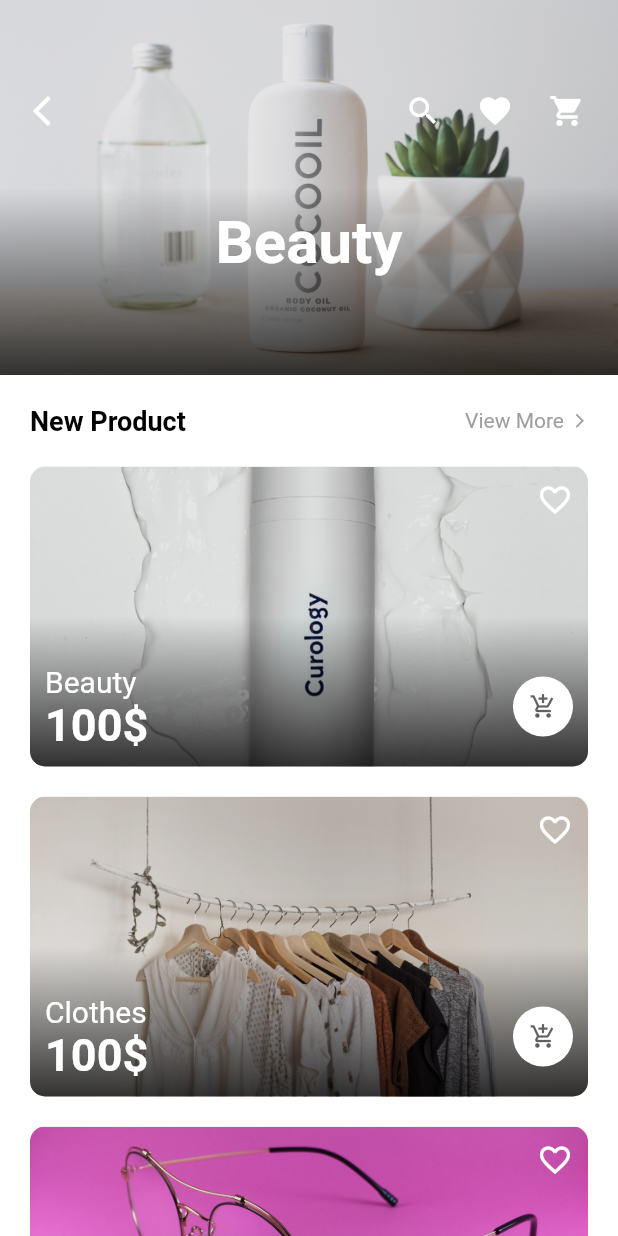
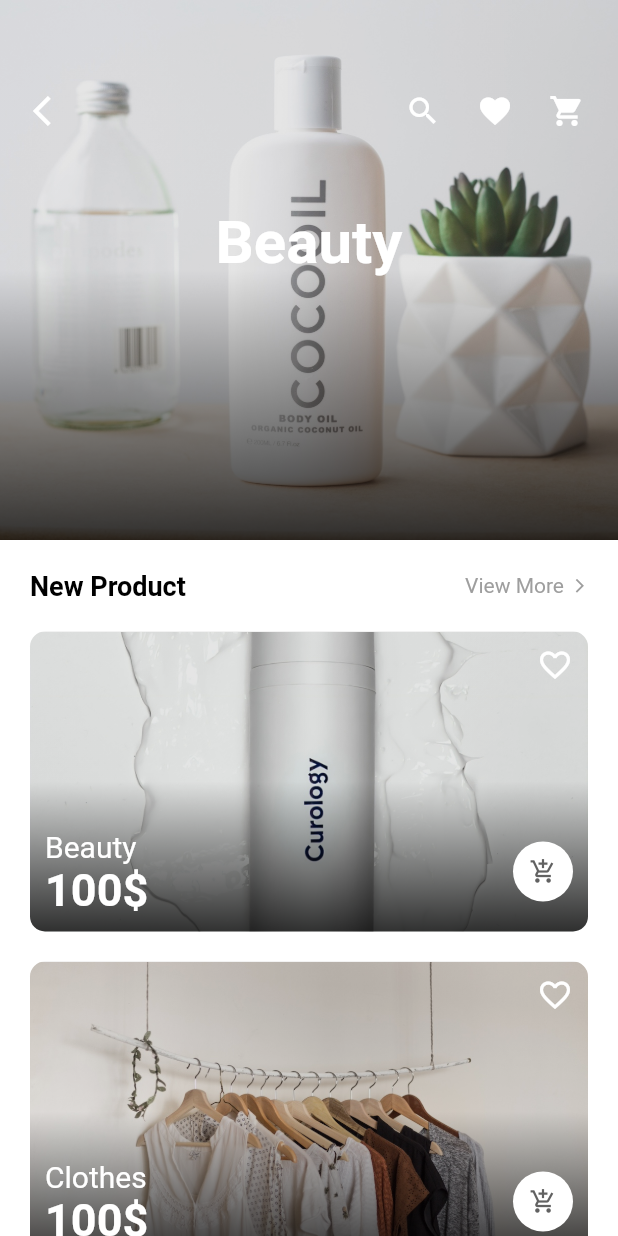
Before and after one commit to afgprogrammer/Flutter-Complete-e-commerce, a Flutter app: the ShopPage screen opened directly, after a tap on "Beauty", on a phone screen of 412 x 824 dp. Run offline on Flutter 3.47's test engine with Material 2 defaults, Android fonts, the phone set to English and light mode, and no system bars; our stand-ins replace animate_do, page_transition.

Commit message:
Update project

```diff
--- a/lib/Animation/FadeAnimation.dart
+++ /dev/null
@@ -1,33 +0,0 @@
-import 'package:flutter/material.dart';
-import 'package:simple_animations/simple_animations.dart';
-
-class FadeAnimation extends StatelessWidget {
-  final double delay;
-  final Widget child;
-
-  FadeAnimation(this.delay, this.child);
-
-  @override
-  Widget build(BuildContext context) {
-    final tween = MultiTrackTween([
-      Track("opacity").add(Duration(milliseconds: 500), Tween(begin: 0.0, end: 1.0)),
-      Track("translateY").add(
-        Duration(milliseconds: 500), Tween(begin: -30.0, end: 0.0),
-        curve: Curves.easeOut)
-    ]);
-
-    return ControlledAnimation(
-      delay: Duration(milliseconds: (500 * delay).round()),
-      duration: tween.duration,
-      tween: tween,
-      child: child,
-      builderWithChild: (context, child, animation) => Opacity(
-        opacity: animation["opacity"],
-        child: Transform.translate(
-          offset: Offset(0, animation["translateY"]),
-          child: child
-        ),
-      ),
-    );
-  }
-}
--- a/lib/Pages/CategoryPage.dart
+++ b/lib/Pages/CategoryPage.dart
@@ -1,12 +1,12 @@
-import 'package:day16_shopping/Animation/FadeAnimation.dart';
+import 'package:animate_do/animate_do.dart';
 import 'package:flutter/material.dart';
 
 class CategoryPage extends StatefulWidget {
-  final String title;
-  final String image;
-  final String tag;
+  final String? title;
+  final String? image;
+  final String? tag;
 
-  const CategoryPage({Key key, this.title, this.image, this.tag}) : super(key: key);
+  const CategoryPage({Key? key, this.title, this.image, this.tag}) : super(key: key);
 
   @override
   _CategoryPageState createState() => _CategoryPageState();
@@ -21,13 +21,13 @@ class _CategoryPageState extends State<CategoryPage> {
         child: Column(
           children: <Widget>[
             Hero(
-              tag: widget.tag,
+              tag: widget.tag!,
               child: Material(
                 child: Container(
-                  height: 250,
+                  height: 360,
                   decoration: BoxDecoration(
                     image: DecorationImage(
-                      image: AssetImage(widget.image),
+                      image: AssetImage(widget.image!),
                       fit: BoxFit.cover
                     )
                   ),
@@ -57,13 +57,13 @@ class _CategoryPageState extends State<CategoryPage> {
                             Row(
                               mainAxisAlignment: MainAxisAlignment.end,
                               children: <Widget>[
-                                FadeAnimation(1.2, IconButton(
+                                FadeInUp(duration: Duration(milliseconds: 1200), child: IconButton(
                                   icon: Icon(Icons.search, color: Colors.white,), onPressed: () {},
                                 )),
-                                FadeAnimation(1.2, IconButton(
+                                FadeInUp(duration: Duration(milliseconds: 1200), child: IconButton(
                                   icon: Icon(Icons.favorite, color: Colors.white,), onPressed: () {},
                                 )),
-                                FadeAnimation(1.3, IconButton(
+                                FadeInUp(duration: Duration(milliseconds: 1300), child: IconButton(
                                   icon: Icon(Icons.shopping_cart, color: Colors.white,), onPressed: () {},
                                 )),
                               ],
@@ -73,7 +73,7 @@ class _CategoryPageState extends State<CategoryPage> {
                         SizedBox(
                           height: 40,
                         ),
-                        FadeAnimation(1.2, Text(widget.title, style: TextStyle(color: Colors.white, fontWeight: FontWeight.bold, fontSize: 40),))
+                        FadeInUp(duration: Duration(milliseconds: 1200), child: Text(widget.title!, style: TextStyle(color: Colors.white, fontWeight: FontWeight.bold, fontSize: 40),))
                       ],
                     ),
                   ),
@@ -84,7 +84,7 @@ class _CategoryPageState extends State<CategoryPage> {
               padding: EdgeInsets.all(20),
               child: Column(
                 children: <Widget>[
-                  FadeAnimation(1.4, Row(
+                  FadeInUp(duration: Duration(milliseconds: 1400), child: Row(
                     mainAxisAlignment: MainAxisAlignment.spaceBetween,
                     children: <Widget>[
                       Text("New Product", style: TextStyle(color: Colors.black, fontSize: 18, fontWeight: FontWeight.bold),),
@@ -98,11 +98,11 @@ class _CategoryPageState extends State<CategoryPage> {
                     ],
                   )),
                   SizedBox(height: 20,),
-                  FadeAnimation(1.5, makeProduct(image: 'assets/images/beauty-1.jpg', title: 'Beauty', price: '100\$')),
-                  FadeAnimation(1.6, makeProduct(image: 'assets/images/clothes-1.jpg', title: 'Clothes', price: '100\$')),
-                  FadeAnimation(1.7, makeProduct(image: 'assets/images/glass.jpg', title: 'Glass', price: '100\$')),
-                  FadeAnimation(1.8, makeProduct(image: 'assets/images/perfume.jpg', title: 'Perfume', price: '100\$')),
-                  FadeAnimation(1.9, makeProduct(image: 'assets/images/person.jpg', title: 'Person', price: '100\$')),
+                  FadeInUp(duration: Duration(milliseconds: 1500), child:  makeProduct(image: 'assets/images/beauty-1.jpg', title: 'Beauty', price: '100\$')),
+                  FadeInUp(duration: Duration(milliseconds: 1600), child:  makeProduct(image: 'assets/images/clothes-1.jpg', title: 'Clothes', price: '100\$')),
+                  FadeInUp(duration: Duration(milliseconds: 1700), child:  makeProduct(image: 'assets/images/glass.jpg', title: 'Glass', price: '100\$')),
+                  FadeInUp(duration: Duration(milliseconds: 1800), child:  makeProduct(image: 'assets/images/perfume.jpg', title: 'Perfume', price: '100\$')),
+                  FadeInUp(duration: Duration(milliseconds: 1900), child:  makeProduct(image: 'assets/images/person.jpg', title: 'Person', price: '100\$')),
                 ],
               ),
             )
@@ -140,7 +140,7 @@ class _CategoryPageState extends State<CategoryPage> {
           crossAxisAlignment: CrossAxisAlignment.start,
           mainAxisAlignment: MainAxisAlignment.spaceBetween,
           children: <Widget>[
-            FadeAnimation(1.4, Align(
+            FadeInUp(duration: Duration(milliseconds: 1400), child: Align(
               alignment: Alignment.topRight,
               child: Icon(Icons.favorite_border, color: Colors.white,),
             )),
@@ -151,11 +151,11 @@ class _CategoryPageState extends State<CategoryPage> {
                 Column(
                   crossAxisAlignment: CrossAxisAlignment.start,
                   children: <Widget>[
-                    FadeAnimation(1.5, Text(title, style: TextStyle(color: Colors.white, fontSize: 20),)),
-                    FadeAnimation(1.6, Text(price, style: TextStyle(color: Colors.white, fontSize: 30, fontWeight: FontWeight.bold),)),
+                    FadeInUp(duration: Duration(milliseconds: 1500), child: Text(title, style: TextStyle(color: Colors.white, fontSize: 20),)),
+                    FadeInUp(duration: Duration(milliseconds: 1500), child: Text(price, style: TextStyle(color: Colors.white, fontSize: 30, fontWeight: FontWeight.bold),)),
                   ],
                 ),
-                FadeAnimation(2, Container(
+                FadeInUp(duration: Duration(milliseconds: 2000), child: Container(
                   width: 40,
                   height: 40,
                   margin: EdgeInsets.only(bottom: 10),
--- a/lib/Pages/ShopPage.dart
+++ b/lib/Pages/ShopPage.dart
@@ -1,4 +1,4 @@
-import 'package:day16_shopping/Animation/FadeAnimation.dart';
+import 'package:animate_do/animate_do.dart';
 import 'package:day16_shopping/Pages/CategoryPage.dart';
 import 'package:flutter/material.dart';
 
@@ -14,7 +14,7 @@ class _ShopPageState extends State<ShopPage> {
       body: SingleChildScrollView(
         child: Column(
           children: <Widget>[
-            FadeAnimation(1, Container(
+            FadeInUp(duration: Duration(milliseconds: 1000), child: Container(
               height: 500,
               decoration: BoxDecoration(
                 image: DecorationImage(
@@ -41,10 +41,10 @@ class _ShopPageState extends State<ShopPage> {
                       Row(
                         mainAxisAlignment: MainAxisAlignment.end,
                         children: <Widget>[
-                          FadeAnimation(1.2, IconButton(
+                          FadeInUp(duration: Duration(milliseconds: 1200), child: IconButton(
                             icon: Icon(Icons.favorite, color: Colors.white,), onPressed: () {},
                           )),
-                          FadeAnimation(1.3, IconButton(
+                          FadeInUp(duration: Duration(milliseconds: 1300), child: IconButton(
                             icon: Icon(Icons.shopping_cart, color: Colors.white,), onPressed: () {},
                           )),
                         ],
@@ -54,9 +54,9 @@ class _ShopPageState extends State<ShopPage> {
                         child: Column(
                           crossAxisAlignment: CrossAxisAlignment.start,
                           children: <Widget>[
-                            FadeAnimation(1.5, Text("Our New Products", style: TextStyle(color: Colors.white, fontSize: 30, fontWeight: FontWeight.bold),)),
+                            FadeInUp(duration: Duration(milliseconds: 1500), child: Text("Our New Products", style: TextStyle(color: Colors.white, fontSize: 30, fontWeight: FontWeight.bold),)),
                             SizedBox(height: 15,),
-                            FadeAnimation(1.7, Row(
+                            FadeInUp(duration: Duration(milliseconds: 1700), child: Row(
                               children: <Widget>[
                                 Text("VIEW MORE", style: TextStyle(color: Colors.white, fontWeight: FontWeight.w600),),
                                 SizedBox(width: 5,),
@@ -72,7 +72,7 @@ class _ShopPageState extends State<ShopPage> {
                 ),
               ),
             )),
-            FadeAnimation(1.4, Container(
+            FadeInUp(duration: Duration(milliseconds: 1400), child: Container(
               padding: EdgeInsets.all(20),
               child: Column(
                 children: <Widget>[
@@ -117,7 +117,8 @@ class _ShopPageState extends State<ShopPage> {
                         makeBestCategory(image: 'assets/images/glass.jpg', title: 'Glass'),
                       ],
                     ),
-                  )
+                  ),
+                  SizedBox(height: 80,),
                 ],
               ),
             ))
--- a/lib/main.dart
+++ b/lib/main.dart
@@ -1,4 +1,4 @@
-import 'package:day16_shopping/Animation/FadeAnimation.dart';
+import 'package:animate_do/animate_do.dart';
 import 'package:day16_shopping/Pages/ShopPage.dart';
 import 'package:flutter/material.dart';
 import 'package:page_transition/page_transition.dart';
@@ -16,8 +16,8 @@ class HomePage extends StatefulWidget {
 }
 
 class _HomePageState extends State<HomePage> with TickerProviderStateMixin {
-  AnimationController _scaleController;
-  Animation<double> _scaleAnimation;
+  late AnimationController _scaleController;
+  late Animation<double> _scaleAnimation;
 
   bool hide = false;
 
@@ -69,9 +69,9 @@ class _HomePageState extends State<HomePage> with TickerProviderStateMixin {
               crossAxisAlignment: CrossAxisAlignment.start,
               mainAxisAlignment: MainAxisAlignment.end,
               children: <Widget>[
-                FadeAnimation(1, Text("Brand New Perspective", style: TextStyle(color: Colors.white, fontSize: 40, fontWeight: FontWeight.bold),)),
+                FadeInUp(duration: Duration(milliseconds: 1000), child: Text("Brand New Perspective", style: TextStyle(color: Colors.white, fontSize: 40, fontWeight: FontWeight.bold),)),
                 SizedBox(height: 20,),
-                FadeAnimation(1.3, Text("Let's start with our summer collection.", style: TextStyle(color: Colors.white, fontSize: 20),)),
+                FadeInUp(duration: Duration(milliseconds: 1300), child: Text("Let's start with our summer collection.", style: TextStyle(color: Colors.white, fontSize: 20),)),
                 SizedBox(height: 100,),
                 InkWell(
                   onTap: () {
@@ -84,7 +84,7 @@ class _HomePageState extends State<HomePage> with TickerProviderStateMixin {
                     animation: _scaleController,
                     builder: (context, child) => Transform.scale(
                       scale: _scaleAnimation.value,
-                      child: FadeAnimation(1.5, Container(
+                      child: FadeInUp(duration: Duration(milliseconds: 1500), child: Container(
                         height: 50,
                         decoration: BoxDecoration(
                           color: Colors.white,
@@ -98,7 +98,7 @@ class _HomePageState extends State<HomePage> with TickerProviderStateMixin {
                   ),
                 ),
                 SizedBox(height: 20,),
-                FadeAnimation(1.7, Container(
+                FadeInUp(duration: Duration(milliseconds: 1700), child: Container(
                   height: 50,
                   decoration: BoxDecoration(
                     border: Border.all(color: Colors.white),
```
Also changed, not shown: pubspec.yaml (+4 -4 lines), assets/images/beauty-1.jpg, assets/images/beauty.jpg, assets/images/clothes-1.jpg, assets/images/clothes.jpg, assets/images/glass.jpg, assets/images/perfume.jpg, assets/images/person.jpg, assets/images/watch.jpg, pubspec.lock, 10 other files.
